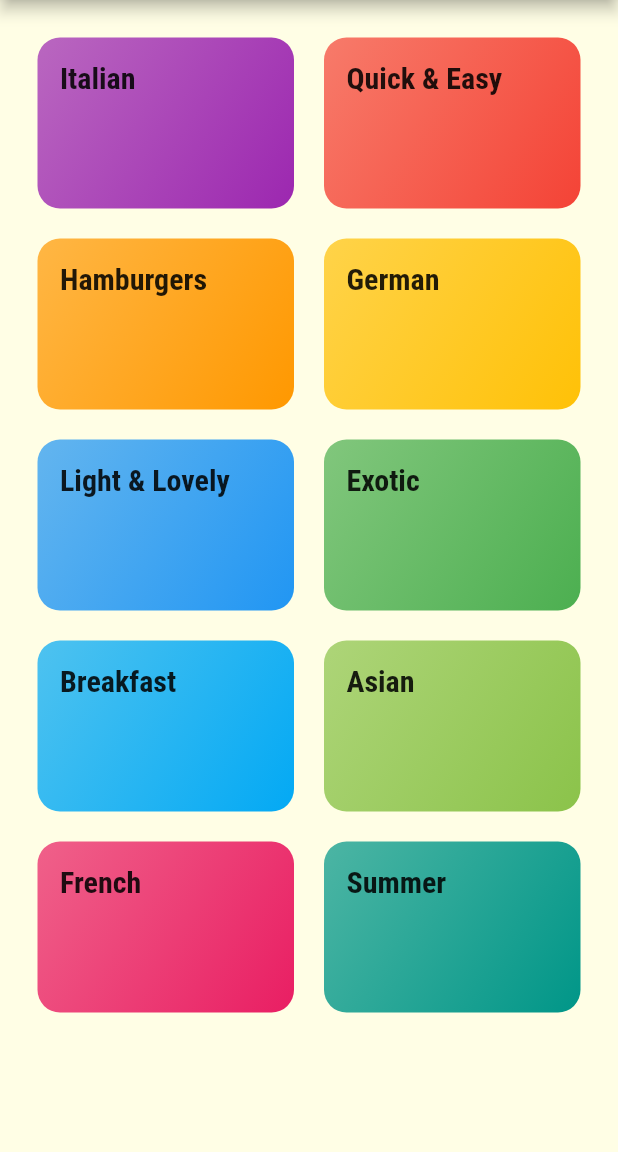
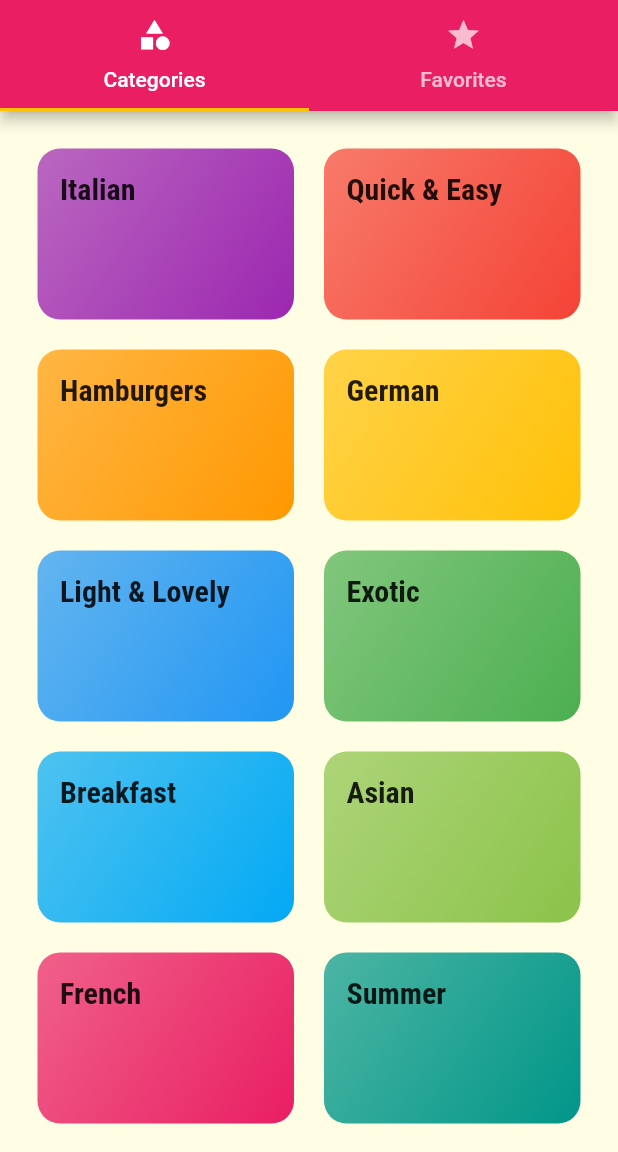
Before and after one commit to imedvesan/Meals, a Flutter app: the screen it shows after launch, on a phone screen of 412 x 824 dp, the part 84-1236 px from its top. Run offline on Flutter 3.47's test engine with Material 2 defaults, Android fonts, the phone set to English and light mode, and no system bars; Roboto replaces fonts that are missing (Railway).

Commit message:
adding a tabBar to the Appbar

```diff
--- a/lib/main.dart
+++ b/lib/main.dart
@@ -1,4 +1,5 @@
 import 'package:flutter/material.dart';
+import './screens/tabs_screen.dart';
 
 import './screens/meal_detail_screen.dart';
 import './screens/categories_screen.dart';
@@ -33,7 +34,7 @@ class MyApp extends StatelessWidget {
       // home: CategoriesScreen(),
       initialRoute: '/', //default is '/
       routes: {
-        '/': (ctx) => CategoriesScreen(),
+        '/': (ctx) => TabsScreen(),
         CategoryMealsScreen.routeName: (ctx) => CategoryMealsScreen(),
         MealDetailScreen.routeName: (ctx) => MealDetailScreen(),
       },
--- a/lib/screens/categories_screen.dart
+++ b/lib/screens/categories_screen.dart
@@ -6,11 +6,7 @@ import '../widgets/category_item.dart';
 class CategoriesScreen extends StatelessWidget {
   @override
   Widget build(BuildContext context) {
-    return Scaffold(
-      appBar: AppBar(
-        title: Text('Meals'),
-      ),
-      body: GridView(
+    return GridView(
       padding: const EdgeInsets.all(25),
       children: DUMMY_CATEGORIES
           .map((catData) =>
@@ -22,7 +18,6 @@ class CategoriesScreen extends StatelessWidget {
         crossAxisSpacing: 20,
         mainAxisSpacing: 20,
       ),
-      ),
     );
   }
 }
--- /dev/null
+++ b/lib/screens/favorites_screen.dart
@@ -0,0 +1,10 @@
+import 'package:flutter/material.dart';
+
+class FavoritesScreen extends StatelessWidget {
+  @override
+  Widget build(BuildContext context) {
+    return Center(
+      child: Text('The favorites'),
+    );
+  }
+}
--- /dev/null
+++ b/lib/screens/tabs_screen.dart
@@ -0,0 +1,35 @@
+import 'package:flutter/material.dart';
+import './favorites_screen.dart';
+import './categories_screen.dart';
+
+class TabsScreen extends StatefulWidget {
+  @override
+  _TabsScreenState createState() => _TabsScreenState();
+}
+
+class _TabsScreenState extends State<TabsScreen> {
+  @override
+  Widget build(BuildContext context) {
+    return DefaultTabController(
+        length: 2,
+        // initialIndex: 0,
+        child: Scaffold(
+          appBar: AppBar(
+            title: Text('Meals'),
+            bottom: TabBar(
+              tabs: [
+                Tab(
+                  icon: Icon(Icons.category),
+                  text: 'Categories',
+                ),
+                Tab(icon: Icon(Icons.star), text: 'Favorites'),
+              ],
+            ),
+          ),
+          body: TabBarView(children: [
+            CategoriesScreen(),
+            FavoritesScreen(),
+          ]),
+        ));
+  }
+}
```
Lines whose indentation alone changed are shown as unchanged.
